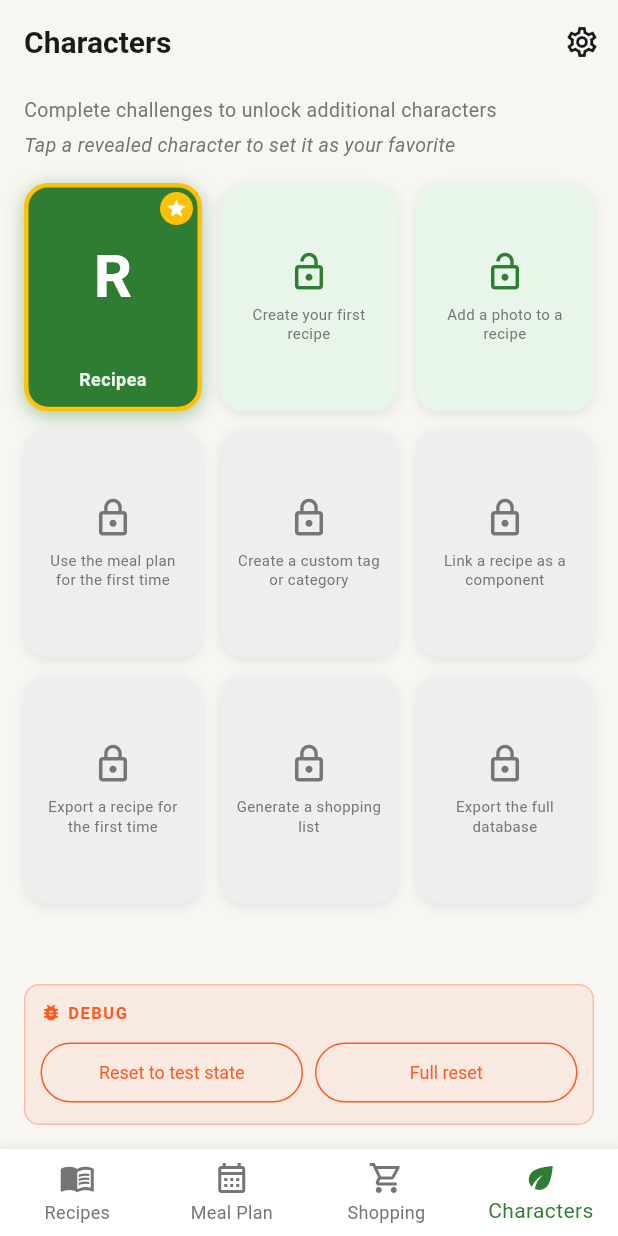
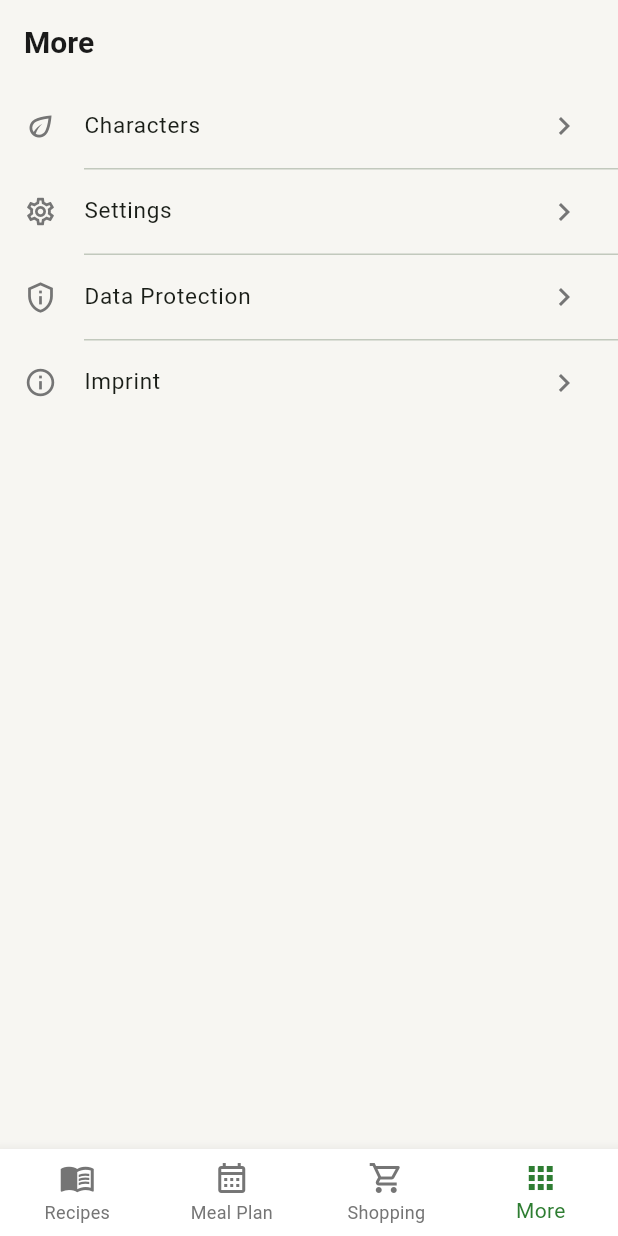
Before and after one commit to BlurEffect/recipea, a Flutter app: the screen it shows after launch, item 4 of the bottom bar chosen, on a phone screen of 412 x 824 dp. Run offline on Flutter 3.47's test engine with Material 3 defaults, Android fonts, the phone set to English and light mode, and no system bars; our stand-ins replace file_picker, flutter_riverpod, go_router, hive_flutter, image_cropper, image_picker and 3 more; accounts and stored records are empty.

Commit message:
Add More tab, legal screens, and consolidate nav actions into three-dot menus
- Replace Characters bottom nav tab with a More tab (/more)
- Add MoreScreen listing Characters, Settings, Data Protection, Imprint
- Add placeholder DataProtectionScreen and ImprintScreen under /legal/*
- Collapse Browse AppBar icon buttons (export, import) into a PopupMenuButton
- Collapse Meal Plan AppBar icon buttons (clear, settings) into a PopupMenuButton
- Remove settings icon from Shopping List AppBar (accessible via More tab)
- Remove settings icon and bottom nav bar from AchievementsScreen (now pushed from More)
- Add navMore, moreDataProtection, moreImprint, legalDataProtectionPlaceholder,
  legalImprintPlaceholder L10n keys in EN and DE

Co-Authored-By: Claude Sonnet 4.6 <noreply@anthropic.com>

```diff
--- a/lib/l10n/app_en.arb
+++ b/lib/l10n/app_en.arb
@@ -78,6 +78,21 @@
 
   "navCharacters": "Characters",
   "@navCharacters": {},
+
+  "navMore": "More",
+  "@navMore": {},
+
+  "moreDataProtection": "Data Protection",
+  "@moreDataProtection": {},
+
+  "moreImprint": "Imprint",
+  "@moreImprint": {},
+
+  "legalDataProtectionPlaceholder": "Data protection statement coming soon.",
+  "@legalDataProtectionPlaceholder": {},
+
+  "legalImprintPlaceholder": "Imprint coming soon.",
+  "@legalImprintPlaceholder": {},
 
   "browseSearchHint": "Search recipes…",
   "@browseSearchHint": {},
--- a/lib/l10n/app_localizations.dart
+++ b/lib/l10n/app_localizations.dart
@@ -253,6 +253,36 @@ abstract class AppLocalizations {
   /// In en, this message translates to:
   /// **'Characters'**
   String get navCharacters;
+
+  /// No description provided for @navMore.
+  ///
+  /// In en, this message translates to:
+  /// **'More'**
+  String get navMore;
+
+  /// No description provided for @moreDataProtection.
+  ///
+  /// In en, this message translates to:
+  /// **'Data Protection'**
+  String get moreDataProtection;
+
+  /// No description provided for @moreImprint.
+  ///
+  /// In en, this message translates to:
+  /// **'Imprint'**
+  String get moreImprint;
+
+  /// No description provided for @legalDataProtectionPlaceholder.
+  ///
+  /// In en, this message translates to:
+  /// **'Data protection statement coming soon.'**
+  String get legalDataProtectionPlaceholder;
+
+  /// No description provided for @legalImprintPlaceholder.
+  ///
+  /// In en, this message translates to:
+  /// **'Imprint coming soon.'**
+  String get legalImprintPlaceholder;
 
   /// No description provided for @browseSearchHint.
   ///
--- a/lib/l10n/app_localizations_en.dart
+++ b/lib/l10n/app_localizations_en.dart
@@ -85,6 +85,22 @@ class AppLocalizationsEn extends AppLocalizations {
 
   @override
   String get navCharacters => 'Characters';
+
+  @override
+  String get navMore => 'More';
+
+  @override
+  String get moreDataProtection => 'Data Protection';
+
+  @override
+  String get moreImprint => 'Imprint';
+
+  @override
+  String get legalDataProtectionPlaceholder =>
+      'Data protection statement coming soon.';
+
+  @override
+  String get legalImprintPlaceholder => 'Imprint coming soon.';
 
   @override
   String get browseSearchHint => 'Search recipes…';
--- a/lib/router.dart
+++ b/lib/router.dart
@@ -6,6 +6,9 @@ import 'screens/edit/edit_screen.dart';
 import 'screens/meal_plan/meal_plan_screen.dart';
 import 'screens/shopping_list/shopping_list_screen.dart';
 import 'screens/achievements/achievements_screen.dart';
+import 'screens/more/more_screen.dart';
+import 'screens/legal/data_protection_screen.dart';
+import 'screens/legal/imprint_screen.dart';
 import 'screens/splash/splash_screen.dart';
 
 final GoRouter appRouter = GoRouter(
@@ -47,5 +50,17 @@ final GoRouter appRouter = GoRouter(
       path: '/achievements',
       builder: (context, state) => const AchievementsScreen(),
     ),
+    GoRoute(
+      path: '/more',
+      builder: (context, state) => const MoreScreen(),
+    ),
+    GoRoute(
+      path: '/legal/data-protection',
+      builder: (context, state) => const DataProtectionScreen(),
+    ),
+    GoRoute(
+      path: '/legal/imprint',
+      builder: (context, state) => const ImprintScreen(),
+    ),
   ],
 );
--- a/lib/screens/achievements/achievements_screen.dart
+++ b/lib/screens/achievements/achievements_screen.dart
@@ -7,8 +7,6 @@ import '../../data/character_definitions.dart';
 import '../../l10n/app_localizations.dart';
 import '../../providers/achievement_provider.dart';
 import '../../theme/app_colors.dart';
-import '../../widgets/app_bottom_nav_bar.dart';
-import '../../widgets/settings_sheet.dart';
 
 class AchievementsScreen extends ConsumerWidget {
   const AchievementsScreen({super.key});
@@ -20,18 +18,10 @@ class AchievementsScreen extends ConsumerWidget {
 
     return Scaffold(
       backgroundColor: AppColors.background,
-      bottomNavigationBar: const AppBottomNavBar(currentIndex: 3),
       appBar: AppBar(
         title: Text(l.achievementsTitle),
         backgroundColor: AppColors.background,
         elevation: 0,
-        actions: [
-          IconButton(
-            icon: const Icon(Icons.settings_outlined),
-            tooltip: l.settingsTitle,
-            onPressed: () => showSettingsSheet(context),
-          ),
-        ],
       ),
       body: Padding(
         padding: const EdgeInsets.fromLTRB(16, 8, 16, 16),
--- /dev/null
+++ b/lib/screens/more/more_screen.dart
@@ -0,0 +1,77 @@
+import 'package:flutter/material.dart';
+import 'package:flutter_riverpod/flutter_riverpod.dart';
+import 'package:go_router/go_router.dart';
+
+import '../../l10n/app_localizations.dart';
+import '../../theme/app_colors.dart';
+import '../../widgets/app_bottom_nav_bar.dart';
+import '../../widgets/settings_sheet.dart';
+
+class MoreScreen extends ConsumerWidget {
+  const MoreScreen({super.key});
+
+  @override
+  Widget build(BuildContext context, WidgetRef ref) {
+    final l = AppLocalizations.of(context)!;
+
+    return Scaffold(
+      backgroundColor: AppColors.background,
+      appBar: AppBar(
+        title: Text(
+          l.navMore,
+          style: const TextStyle(fontWeight: FontWeight.bold),
+        ),
+      ),
+      bottomNavigationBar: const AppBottomNavBar(currentIndex: 3),
+      body: ListView(
+        children: [
+          _MoreTile(
+            icon: Icons.eco_outlined,
+            label: l.achievementsTitle,
+            onTap: () => context.push('/achievements'),
+          ),
+          const Divider(height: 1, indent: 56),
+          _MoreTile(
+            icon: Icons.settings_outlined,
+            label: l.settingsTitle,
+            onTap: () => showSettingsSheet(context),
+          ),
+          const Divider(height: 1, indent: 56),
+          _MoreTile(
+            icon: Icons.privacy_tip_outlined,
+            label: l.moreDataProtection,
+            onTap: () => context.push('/legal/data-protection'),
+          ),
+          const Divider(height: 1, indent: 56),
+          _MoreTile(
+            icon: Icons.info_outline,
+            label: l.moreImprint,
+            onTap: () => context.push('/legal/imprint'),
+          ),
+        ],
+      ),
+    );
+  }
+}
+
+class _MoreTile extends StatelessWidget {
+  final IconData icon;
+  final String label;
+  final VoidCallback onTap;
+
+  const _MoreTile({
+    required this.icon,
+    required this.label,
+    required this.onTap,
+  });
+
+  @override
+  Widget build(BuildContext context) {
+    return ListTile(
+      leading: Icon(icon, color: AppColors.textSecondary, size: 22),
+      title: Text(label, style: const TextStyle(fontSize: 15)),
+      trailing: const Icon(Icons.chevron_right, color: AppColors.textSecondary),
+      onTap: onTap,
+    );
+  }
+}
--- a/lib/screens/shopping_list/shopping_list_screen.dart
+++ b/lib/screens/shopping_list/shopping_list_screen.dart
@@ -12,7 +12,6 @@ import '../../providers/recipe_providers.dart';
 import '../../theme/app_colors.dart';
 import '../../widgets/app_bottom_nav_bar.dart';
 import '../../widgets/empty_state.dart';
-import '../../widgets/settings_sheet.dart';
 
 class ShoppingListScreen extends ConsumerWidget {
   const ShoppingListScreen({super.key});
@@ -53,11 +52,6 @@ class ShoppingListScreen extends ConsumerWidget {
           ],
         ),
         actions: [
-          IconButton(
-            icon: const Icon(Icons.settings_outlined),
-            tooltip: l.settingsTitle,
-            onPressed: () => showSettingsSheet(context),
-          ),
           if (items.isNotEmpty)
             IconButton(
               icon: const Icon(Icons.share_outlined),
--- a/lib/widgets/app_bottom_nav_bar.dart
+++ b/lib/widgets/app_bottom_nav_bar.dart
@@ -9,7 +9,7 @@ class AppBottomNavBar extends StatelessWidget {
 
   const AppBottomNavBar({super.key, required this.currentIndex});
 
-  static const _routes = ['/recipes', '/meal-plan', '/shopping-list', '/achievements'];
+  static const _routes = ['/recipes', '/meal-plan', '/shopping-list', '/more'];
 
   @override
   Widget build(BuildContext context) {
@@ -38,9 +38,9 @@ class AppBottomNavBar extends StatelessWidget {
           label: l.navShopping,
         ),
         BottomNavigationBarItem(
-          icon: const Icon(Icons.eco_outlined),
-          activeIcon: const Icon(Icons.eco),
-          label: l.navCharacters,
+          icon: const Icon(Icons.apps_outlined),
+          activeIcon: const Icon(Icons.apps),
+          label: l.navMore,
         ),
       ],
     );
```
Also changed, not shown: lib/l10n/app_de.arb (+15 -0 lines), lib/l10n/app_localizations_de.dart (+16 -0 lines), lib/screens/browse/browse_screen.dart (+27 -15 lines), lib/screens/legal/data_protection_screen.dart (added, +29 -0 lines), lib/screens/legal/imprint_screen.dart (added, +29 -0 lines), lib/screens/meal_plan/meal_plan_screen.dart (+18 -10 lines).
